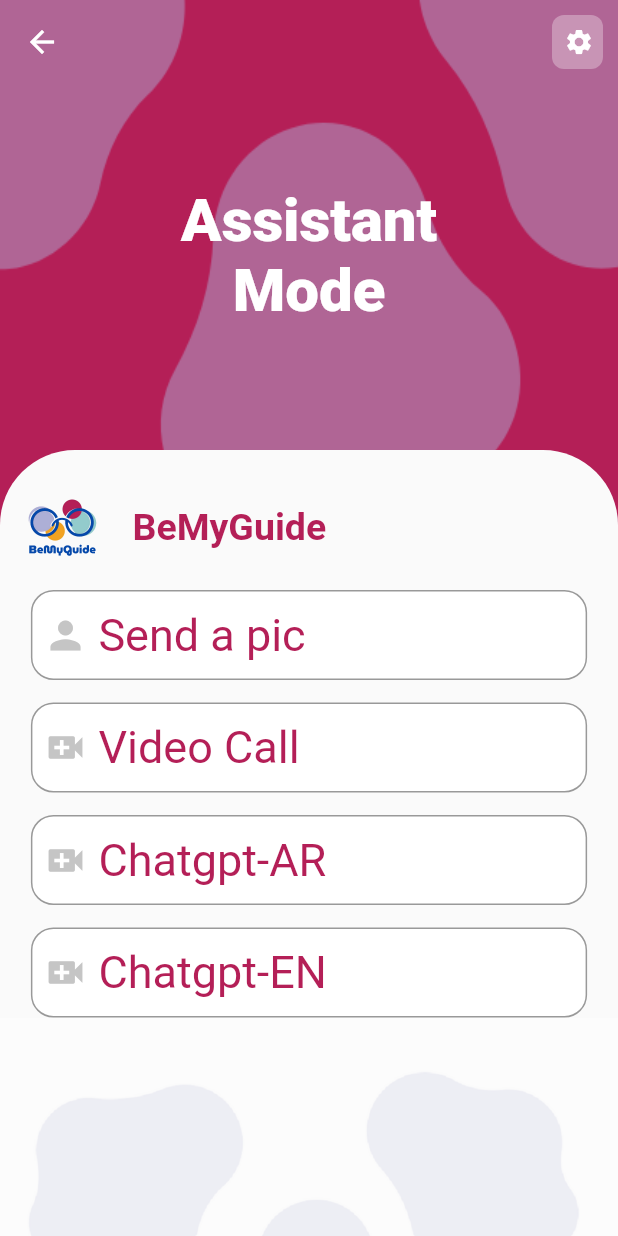
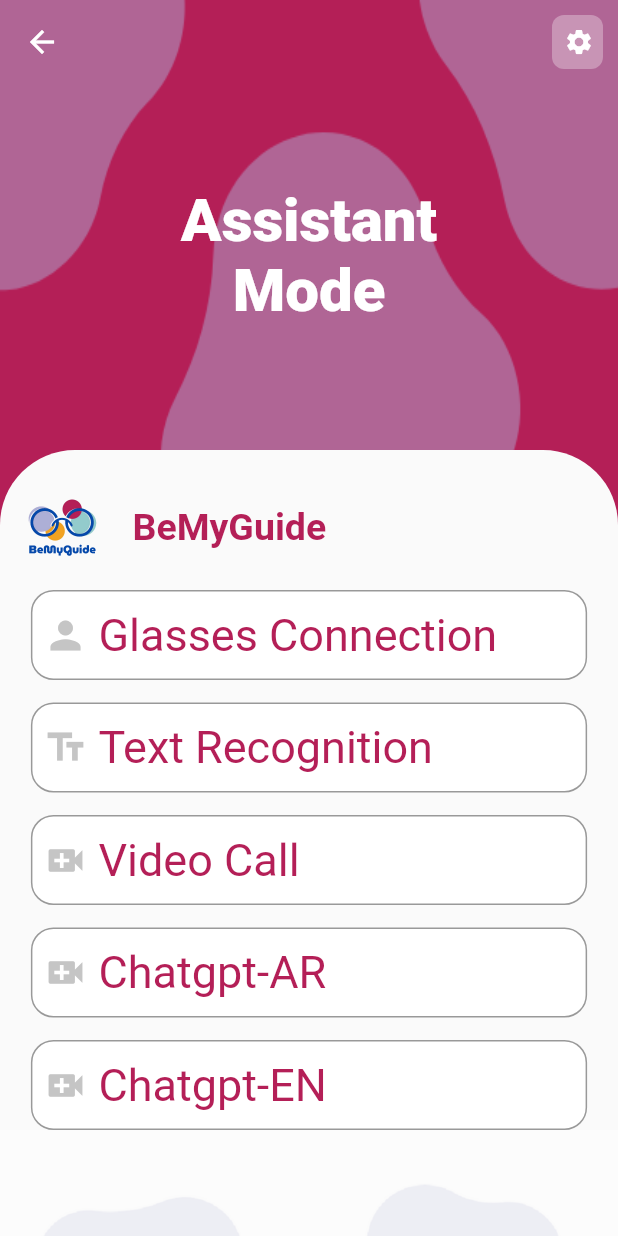
Before and after one commit to MasameEh/BeMyGuide_app, a Flutter app: the BlindFeaturesScreen screen opened directly, on a phone screen of 412 x 824 dp. Run offline on Flutter 3.47's test engine with Material 2 defaults, Android fonts, the phone set to English and light mode, and no system bars; our stand-ins replace avatar_glow, bloc, cloud_firestore, conditional_builder_null_safety, dio, firebase_auth and 8 more; missing offline and left inert: chat_gpt_sdk, flutter_vlc_player, google_ml_kit, videosdk; accounts and stored records are empty; Roboto replaces fonts that are missing (Acme).

Commit message:
text recognation feature adding

```diff
--- a/lib/modules/blind_features/blindfeatures_screen.dart
+++ b/lib/modules/blind_features/blindfeatures_screen.dart
@@ -4,19 +4,12 @@ import 'package:flutter_bloc/flutter_bloc.dart';
 import 'package:google_fonts/google_fonts.dart';
 import 'package:graduation_project/modules/speech/speechscreen.dart';
 import 'package:graduation_project/modules/video_Call/join_screen.dart';
-import 'dart:io';
-import 'dart:typed_data';
-import 'dart:ui';
-import 'package:image_picker/image_picker.dart';
-import 'package:path/path.dart';
-import 'package:share_plus/share_plus.dart';
-import 'package:file_picker/file_picker.dart';
-
 import '../../layout/eyes_app/cubit/cubit.dart';
 import '../../layout/eyes_app/cubit/states.dart';
 import '../../shared/components/components.dart';
 import '../bluetooth/bluetooth.dart';
 import '../settings/settings_screen.dart';
+import 'text_recognation_screen.dart';
 
 class BlindFeaturesScreen extends StatefulWidget {
   const BlindFeaturesScreen({super.key});
@@ -150,35 +143,53 @@ class _MyWidgetState extends State<BlindFeaturesScreen> {
                                     const SizedBox(
                                       width: 7,
                                     ),
-                                     Text('Send a pic',
+                                     Text('Glasses Connection',
                                       style:  GoogleFonts.acme(
                                         color: Color.fromARGB(255, 180, 31, 87),
                                         fontSize: 30.0,
                                       ),
                                      ),
-                                        // style: TextStyle(
-                                        //   fontSize: 25,
-                                        //   color:
-                                        //       Color.fromARGB(255, 180, 31, 87),
-                                        //   fontWeight: FontWeight.bold,
-                                        // )),
+
                                   ],
                                 ),
                               ),
                             ),
                           ),
-                          // defaultButton(
-                          //   width: 300.0,
-                          //   radius: 20.0,
-                          //   height: 60.0,
-                          //   borderColor: Colors.black,
-                          //   function: () {
-                          //     navigateTo(context, bluetoothScreen());
-                          //   },
-                          //   textColor: Color.fromARGB(255, 180, 31, 87),
-                          //   text: 'Bluetooth',
-                          //   background: Colors.white,
-                          // ),
+                          SizedBox(
+                            height: 15.0,
+                          ),
+                          GestureDetector(
+                            onTap: (){
+                              navigateTo(context, TextRecognation());
+                            },
+                            child: Container(
+                              width: MediaQuery.of(context).size.width*0.9,
+                              height: 60.0,
+                                decoration: BoxDecoration(
+                                  borderRadius: BorderRadius.circular(15),
+                                  color: Colors.white,
+                                  border: Border.all(color: Colors.black.withOpacity(.4)),
+                                ),
+                            child: Center(
+                              child: Row(
+                                children: [
+                                  SizedBox(width: 7,),
+                                  Icon(Icons.text_fields,
+                                    color: Colors.grey.withOpacity(.6),
+                                    size: 30,
+                                  ),
+                                  SizedBox(width: 7,),
+                                  Text('Text Recognition',
+                                      style:  GoogleFonts.acme(
+                                        color: Color.fromARGB(255, 180, 31, 87),
+                                        fontSize: 30.0,
+                                      ),)
+                                ],
+                              ),
+                            ),
+                          ),
+                          ),
+
                           SizedBox(
                             height: 15.0,
                           ),
--- a/pubspec.yaml
+++ b/pubspec.yaml
@@ -51,6 +51,7 @@ dependencies:
   google_fonts: ^4.0.4
   videosdk: ^1.1.3
   flutter_vlc_player: ^7.2.0
+  google_ml_kit: ^0.7.3
 
 
 dev_dependencies:
```
Also changed, not shown: lib/modules/blind_features/text_recognation_screen.dart (added, +170 -0 lines), pubspec.lock.
